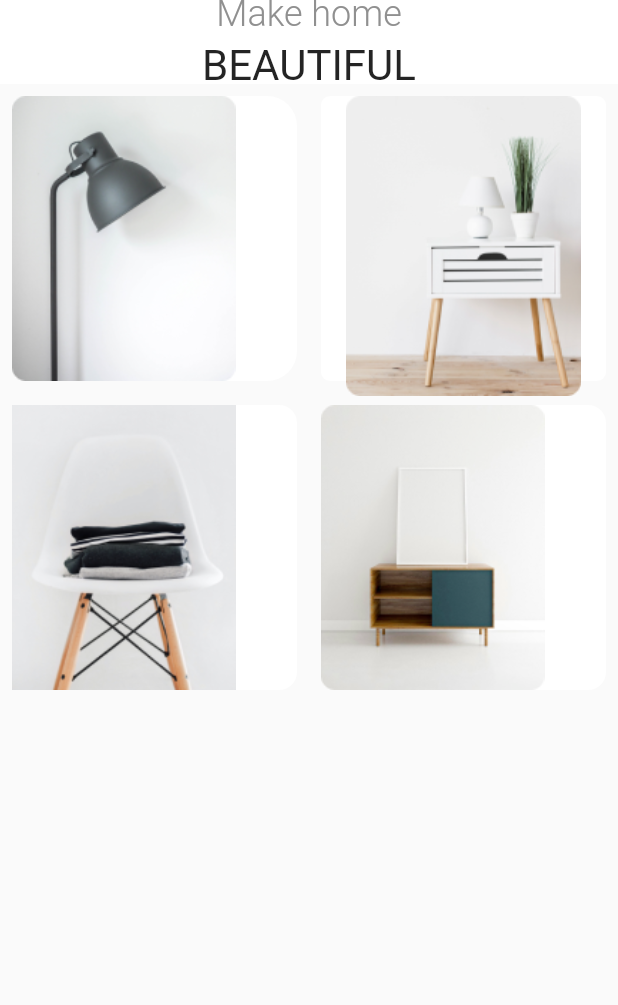
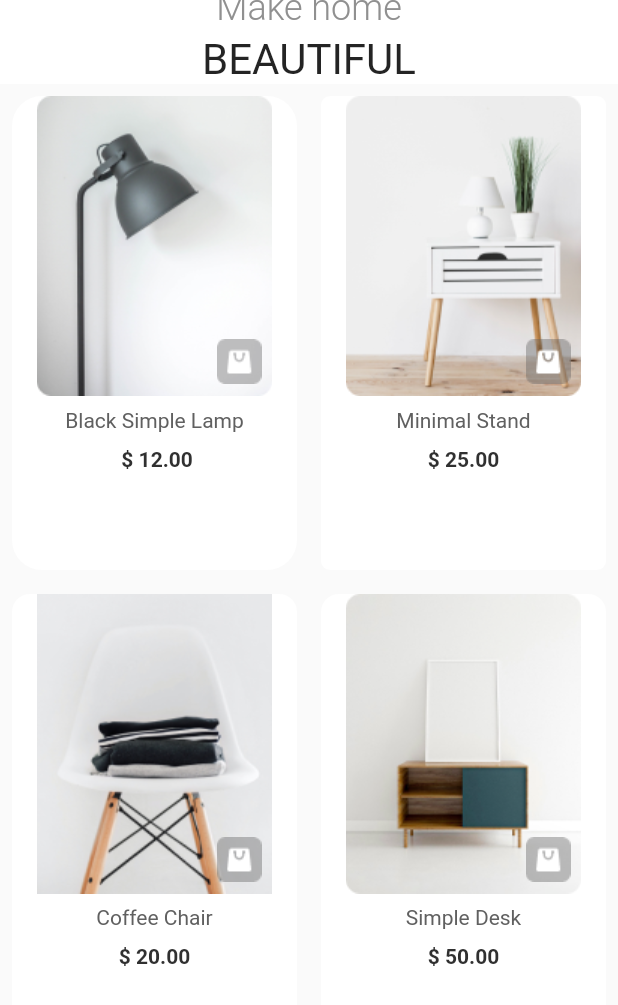
Before and after one commit to emanwed67/untitled14, a Flutter app: the screen it shows after launch, on a phone screen of 412 x 824 dp. Shown: the top 1005 px of the screen. Run offline on Flutter 3.47's test engine with Material 2 defaults, Android fonts, the phone set to English and light mode, and no system bars.

Commit message:
update project

```diff
--- a/lib/home_view.dart
+++ b/lib/home_view.dart
@@ -22,17 +22,31 @@ class HomeView extends StatelessWidget {
                   SizedBox(height:4,),
                   Text("BEAUTIFUL",style:TextStyle(fontSize: 28,
                       fontWeight:FontWeight.w400,color:Color(0xff242424)  ) ,),
+                  SizedBox(height: 8,)
+
                 ]
             ),
           )
       ),
       body:GridView.count(crossAxisCount:2,
+        childAspectRatio: 157/253,
         children: [
           Padding(padding:EdgeInsets.all(8.0),
             child:Container(
-              child:Row(
+              child:Column(
                 children: [
-                  Image.asset('assets/images/photo_1.png')
+                  Stack(children: [Image.asset('assets/images/photo_1.png'),
+                    Positioned(
+                      left:120,
+                        bottom: 8,
+                        child: Image.asset('assets/images/Frame 19.png'))
+                  ]),
+                  SizedBox(height:8 ,),
+                  Text('Black Simple Lamp',
+                    style:TextStyle(color:Color(0xff606060),fontWeight:FontWeight.w400  ) ,),
+                  SizedBox(height: 10,),
+                  Text(' \$ 12.00',style:
+                  TextStyle(fontWeight: FontWeight.w700,color:Color(0xff303030) ) ,)
                 ],
               ) ,
               decoration: BoxDecoration(
@@ -42,9 +56,25 @@ class HomeView extends StatelessWidget {
             ) ,
           ),
           Padding(padding:EdgeInsets.all(8.0),
-            child:Container(child:Column(
+            child:Container(
+              child:Column(
               children: [
-                Image.asset('assets/images/photo_2.png'),
+                Stack(children: [Image.asset('assets/images/photo_2.png'),
+                  Positioned(
+                    left:120 ,
+                      bottom: 8,
+                      child:
+                  Image.asset('assets/images/Frame 19.png')
+                  )
+                ],
+
+                ),
+                SizedBox(height: 8,),
+                Text('Minimal Stand',
+                  style:TextStyle(fontWeight:FontWeight.w400,color:Color(0xff606060)  ),),
+                SizedBox(height:10 ,),
+                Text('\$ 25.00',
+                  style:TextStyle(fontWeight: FontWeight.w700,color:Color(0xff303030) ) ,)
               ],
             ) ,
               decoration:BoxDecoration(
@@ -55,9 +85,22 @@ class HomeView extends StatelessWidget {
           ),
            Padding(padding:EdgeInsets.all(8.0),
              child:Container(
-               child:Row(
+               child:Column(
                  children: [
-                   Image.asset('assets/images/photo_3.png')
+                   Stack(children: [Image.asset('assets/images/photo_3.png'),
+                     Positioned(
+                       left:120 ,
+                         bottom: 8,
+                         child: Image.asset('assets/images/Frame 19.png'))
+                   ]),
+                   SizedBox(height: 8,),
+                   Text('Coffee Chair',
+                     style:TextStyle(fontWeight:FontWeight.w400 ,
+                         color:Color(0xff606060),fontSize: 14  ),),
+                   SizedBox(height: 10,),
+                   Text('\$ 20.00',
+                     style:TextStyle(fontWeight:FontWeight.w700,
+                         fontSize: 14,color: Color(0xff303030) ) ,)
                  ],
                ) ,
             decoration:BoxDecoration(
@@ -68,9 +111,20 @@ class HomeView extends StatelessWidget {
            ),
           Padding(padding:EdgeInsets.all(8.0),
             child:Container(
-              child: Row(
+              child: Column(
                 children: [
-                  Image.asset('assets/images/photo_4.png')
+                  Stack(children: [Image.asset('assets/images/photo_4.png'),
+                    Positioned(
+                      left: 120,
+                        bottom: 8,
+                        child:Image.asset('assets/images/Frame 19.png'))
+                  ]),
+                  SizedBox(height: 8,),
+                  Text('Simple Desk',
+                    style:TextStyle(fontWeight: FontWeight.w400 ,
+                        color:Color(0xff606060),fontSize:14  ) ,),
+                  SizedBox(height: 10,),
+                  Text('\$ 50.00',style:TextStyle(fontWeight:FontWeight.w700,fontSize: 14,color:Color(0xff303030)  ) ,)
                 ],
               ),
               decoration:BoxDecoration(
@@ -79,7 +133,6 @@ class HomeView extends StatelessWidget {
               ) ,
             ) ,
           ),
-
         ],
       ) ,
     );
--- a/pubspec.yaml
+++ b/pubspec.yaml
@@ -1,11 +1,11 @@
 name: untitled14
 description: A new Flutter project.
 
-publish_to:
+publish_to: 'none'
 version: 1.0.0+1
 
 environment:
-  sdk:
+  sdk: '>=3.0.2 <4.0.0'
 
 
 dependencies:
```
Also changed, not shown: assets/images/Frame 19.png (added), pubspec.lock.
